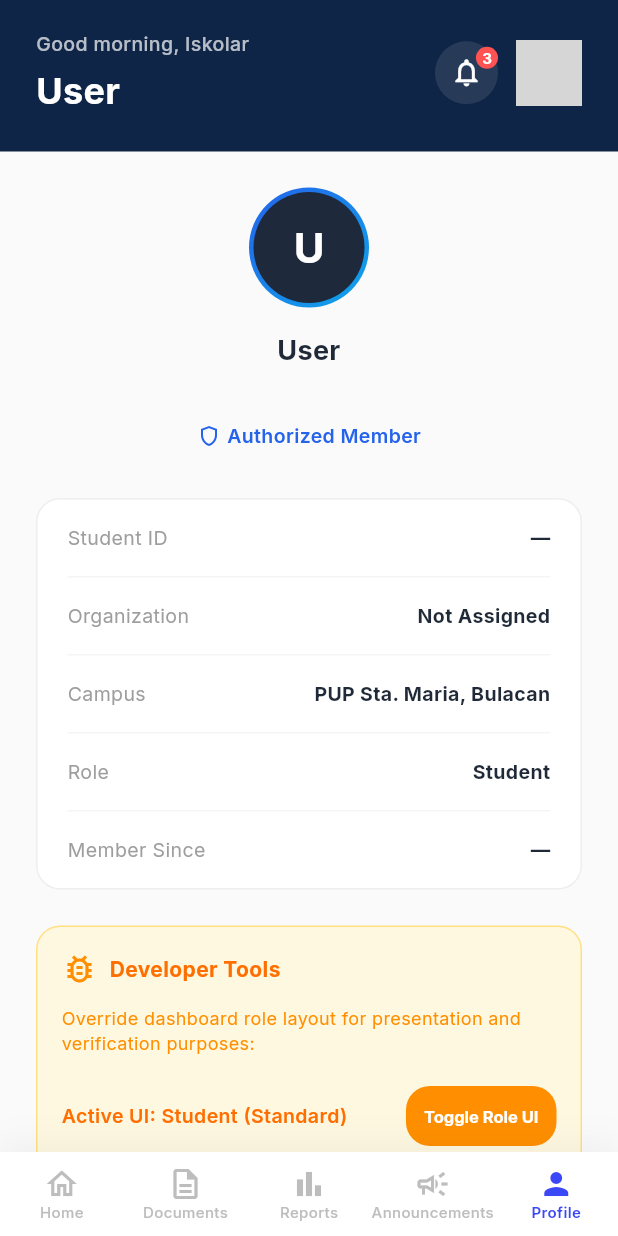
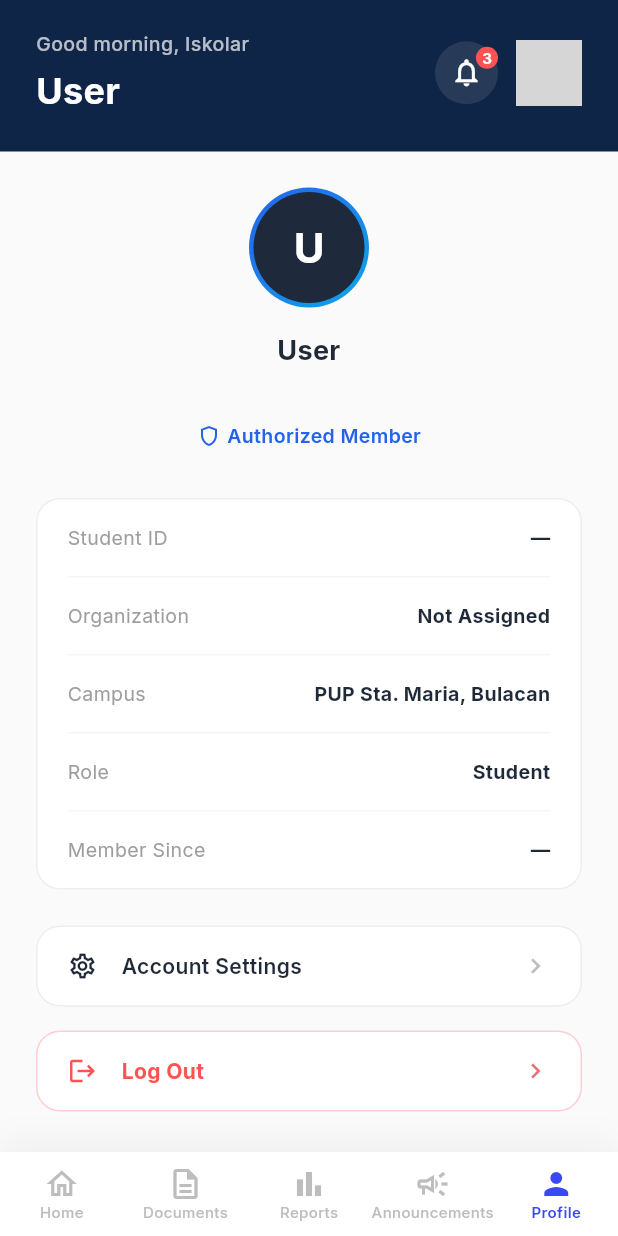
Before and after one commit to AquinoLuisMartin/flutter_application_transparatech, a Flutter app: the DashboardPage screen opened directly, item 5 of the bottom bar chosen, on a phone screen of 412 x 824 dp. Run offline on Flutter 3.47's test engine with Material 3 defaults, Android fonts, the phone set to English and light mode, and no system bars; our stand-ins replace file_picker, google_fonts, image_picker, shared_preferences, sqflite; accounts and stored records are empty; network calls fail; grey boxes are pictures that could not be loaded.

```diff
--- a/client/lib/features/dashboard/presentation/pages/dashboard_page.dart
+++ b/client/lib/features/dashboard/presentation/pages/dashboard_page.dart
@@ -27,7 +27,6 @@ class DashboardPage extends StatefulWidget {
 
 class _DashboardPageState extends State<DashboardPage> {
   int _selectedIndex = 0;
-  int? _overrideRoleId; // Developer role override for dashboard UI testing
 
   Map<String, double> _calculateMonthlyExpenses(List<Document> documents) {
     final Map<String, double> monthlyMap = {
@@ -266,7 +265,7 @@ class _DashboardPageState extends State<DashboardPage> {
     final authProvider = Provider.of<AuthProvider>(context);
     final user = authProvider.currentUser;
     final String fullName = user?.fullName ?? 'User';
-    final int activeRoleId = _overrideRoleId ?? user?.roleId ?? 2;
+    final int activeRoleId = user?.roleId ?? 2;
     final String roleName = _getRoleName(activeRoleId);
     final bool isOfficer = activeRoleId == 3;
 
@@ -2230,9 +2229,8 @@ class _DashboardPageState extends State<DashboardPage> {
     final String initial2 = user != null && user.lastName.isNotEmpty ? user.lastName[0].toUpperCase() : '';
     final String initials = '$initial$initial2';
 
-    final int activeRoleId = _overrideRoleId ?? user?.roleId ?? 2;
+    final int activeRoleId = user?.roleId ?? 2;
     final String roleName = _getRoleName(activeRoleId);
-    final bool isOfficer = activeRoleId == 3 || activeRoleId == 1;
 
     final docProvider = Provider.of<DocumentProvider>(context);
     final orgBudget = docProvider.organizationBudget;
@@ -2277,82 +2275,6 @@ class _DashboardPageState extends State<DashboardPage> {
                         _buildInfoRow(context, 'Role', roleName),
                         Divider(color: isDark ? Colors.white.withValues(alpha: 0.05) : Colors.grey.shade100, height: 1),
                         _buildInfoRow(context, 'Member Since', user != null ? '${_getMonthName(user.createdAt.month)} ${user.createdAt.year}' : '—'),
-                      ],
-                    ),
-                  ),
-                  const SizedBox(height: 24),
-
-                  // Developer Switcher
-                  Container(
-                    padding: const EdgeInsets.all(16),
-                    decoration: BoxDecoration(
-                      color: isDark ? const Color(0xFF152238) : Colors.amber.shade50,
-                      borderRadius: BorderRadius.circular(16),
-                      border: Border.all(color: isDark ? Colors.white.withValues(alpha: 0.05) : Colors.amber.shade200),
-                    ),
-                    child: Column(
-                      crossAxisAlignment: CrossAxisAlignment.start,
-                      children: [
-                        Row(
-                          children: [
-                            Icon(Icons.bug_report_outlined, color: isDark ? Colors.amber : Colors.amber.shade800),
-                            const SizedBox(width: 8),
-                            Text(
-                              'Developer Tools',
-                              style: GoogleFonts.inter(
-                                fontWeight: FontWeight.bold,
-                                color: isDark ? Colors.amber : Colors.amber.shade900,
-                                fontSize: 14,
-                              ),
-                            ),
-                          ],
-                        ),
-                        const SizedBox(height: 12),
-                        Text(
-                          'Override dashboard role layout for presentation and verification purposes:',
-                          style: GoogleFonts.inter(
-                            fontSize: 12,
-                            color: isDark ? const Color(0xFF94A3B8) : Colors.amber.shade800,
-                          ),
-                        ),
-                        const SizedBox(height: 16),
-                        Row(
-                          mainAxisAlignment: MainAxisAlignment.spaceBetween,
-                          children: [
-                            Expanded(
-                              child: Text(
-                                'Active UI: ${activeRoleId == 1 ? "Admin (System)" : isOfficer ? "Officer (E-Wallet)" : "Student (Standard)"}',
-                                style: GoogleFonts.inter(
-                                  fontSize: 13,
-                                  fontWeight: FontWeight.w600,
-                                  color: isDark ? Colors.white : Colors.amber.shade900,
-                                ),
-                              ),
-                            ),
-                            ElevatedButton(
-                              onPressed: () {
-                                setState(() {
-                                  if (activeRoleId == 2) {
-                                    _overrideRoleId = 3; // Switch to Officer
-                                  } else if (activeRoleId == 3) {
-                                    _overrideRoleId = 1; // Switch to Admin
-                                  } else {
-                                    _overrideRoleId = 2; // Switch to Student
-                                  }
-                                  _selectedIndex = 0; // Reset index to Home
-                                });
-                              },
-                              style: ElevatedButton.styleFrom(
-                                backgroundColor: isDark ? const Color(0xFF0B192C) : Colors.amber.shade800,
-                                foregroundColor: Colors.white,
-                                padding: const EdgeInsets.symmetric(horizontal: 12, vertical: 8),
-                                textStyle: GoogleFonts.inter(fontSize: 11, fontWeight: FontWeight.bold),
-                                elevation: 0,
-                              ),
-                              child: const Text('Toggle Role UI'),
-                            ),
-                          ],
-                        ),
                       ],
                     ),
                   ),
@@ -2408,7 +2330,7 @@ class _DashboardPageState extends State<DashboardPage> {
   Widget build(BuildContext context) {
     final authProvider = Provider.of<AuthProvider>(context);
     final user = authProvider.currentUser;
-    final int activeRoleId = _overrideRoleId ?? user?.roleId ?? 2;
+    final int activeRoleId = user?.roleId ?? 2;
 
     if (activeRoleId == 1) {
       return const AdminDashboardPage();
```
Also changed, not shown: 1 other file.
